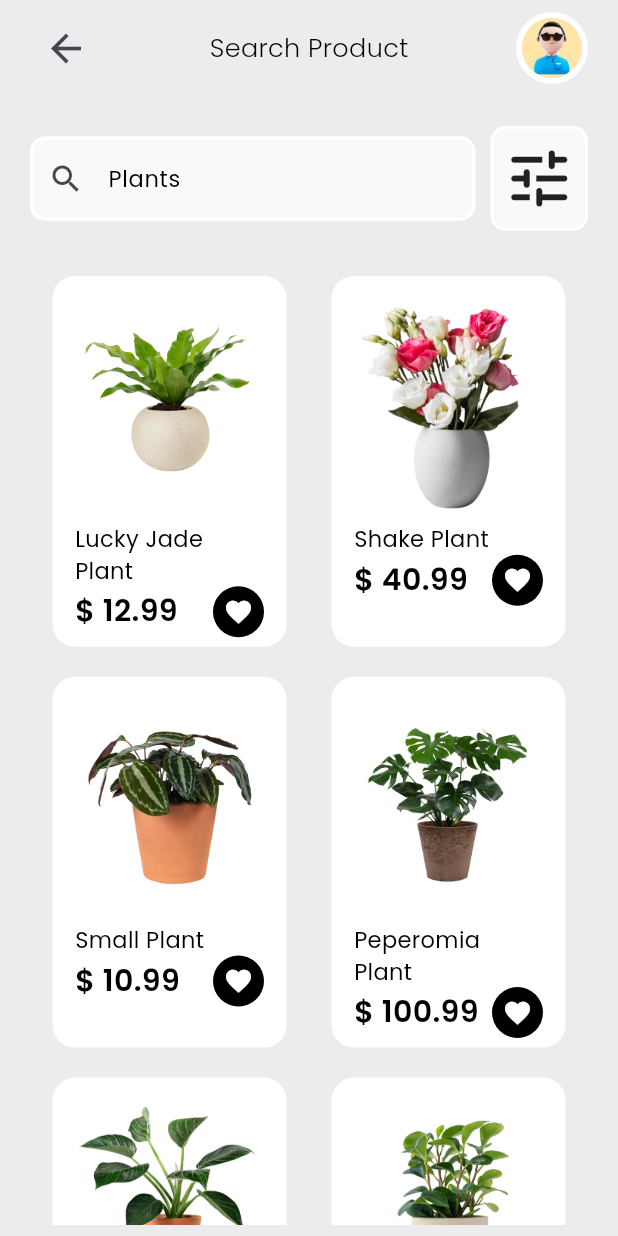
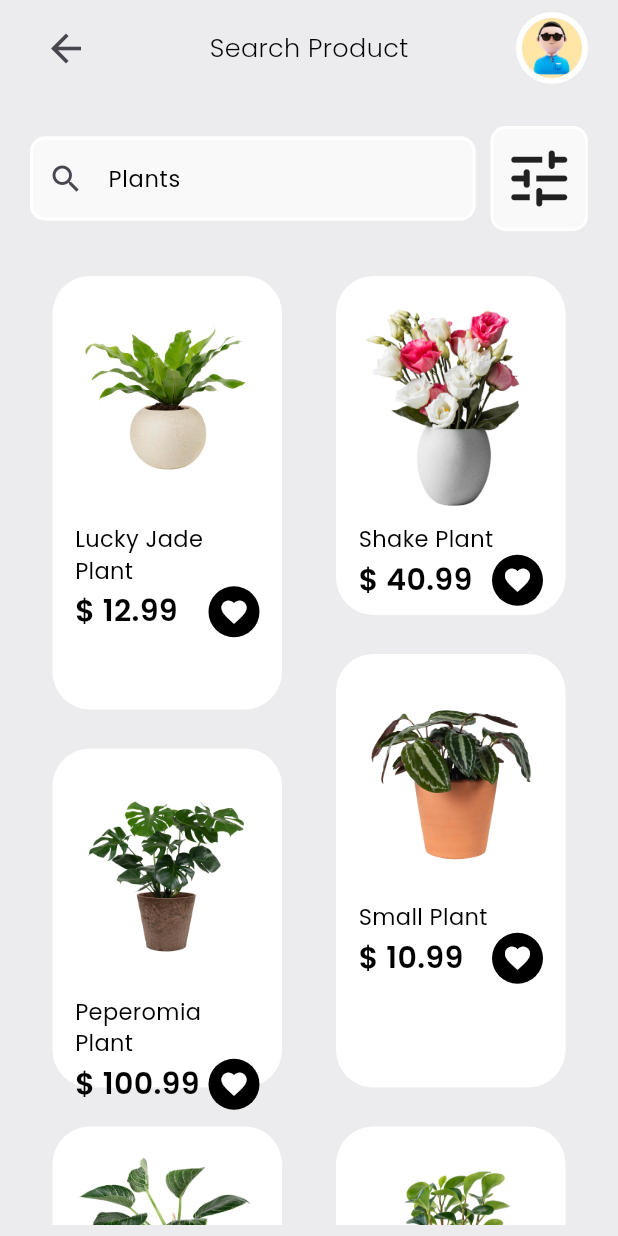
Before and after one commit to shalomahoble/ui_challenge, a Flutter app: the Home screen opened directly, on a phone screen of 412 x 824 dp. Run offline on Flutter 3.47's test engine with Material 2 defaults, Android fonts, the phone set to English and light mode, and no system bars; our stand-ins replace google_fonts, smooth_page_indicator.

Commit message:
gridview review

```diff
--- a/lib/components/product_ard.dart
+++ b/lib/components/product_ard.dart
@@ -34,7 +34,7 @@ class ProductCard extends StatelessWidget {
         height: SizeConfig.blockHorizontal! * 60,
         decoration: BoxDecoration(
           color: Colors.white,
-          borderRadius: BorderRadius.circular(15),
+          borderRadius: BorderRadius.circular(25),
         ),
         child: Column(
           crossAxisAlignment: CrossAxisAlignment.start,
--- a/lib/main.dart
+++ b/lib/main.dart
@@ -1,4 +1,5 @@
 import 'package:flutter/material.dart';
+import 'package:ui_challenge/views/exemple.dart';
 import 'package:ui_challenge/views/splash_screen.dart';
 
 void main() {
@@ -18,6 +19,7 @@ class MyApp extends StatelessWidget {
         colorScheme: ColorScheme.fromSeed(seedColor: Colors.deepPurple),
         useMaterial3: true,
       ),
+      // home: const Exemple(),
       home: const SplashScreen(),
     );
   }
--- a/lib/views/home.dart
+++ b/lib/views/home.dart
@@ -26,19 +26,41 @@ class _HomeState extends State<Home> {
             const SearchBare(),
             SizedBox(
               height: SizeConfig.blockVertical! * 78,
-              child: MasonryGridView.builder(
-                physics: const ScrollPhysics(),
-                gridDelegate:
-                    const SliverSimpleGridDelegateWithFixedCrossAxisCount(
-                  crossAxisCount: 2,
-                ),
-                itemCount: products.length,
-                itemBuilder: (context, index) {
+              child: StaggeredGridView.countBuilder(
+                crossAxisCount: 6,
+                itemCount: 8,
+                itemBuilder: (BuildContext context, int index) {
                   return ProductCard(
                     product: products[index],
                   );
                 },
+                staggeredTileBuilder: (int index) =>
+                    StaggeredTile.count(3, index.isEven ? 5 : 4),
+                mainAxisSpacing: 6.0,
+                crossAxisSpacing: 6.0,
               ),
+
+              // child: MasonryGridView.builder(
+              //   gridDelegate:
+              //       StaggeredGrid.count(crossAxisCount: crossAxisCount),
+              //   itemBuilder: (context, index) {
+              //     return Text("data");
+              //   },
+              // ),
+              // child: MasonryGridView.builder(
+              //   physics: const ScrollPhysics(),
+
+              //   gridDelegate:
+              //       const SliverSimpleGridDelegateWithFixedCrossAxisCount(
+              //     crossAxisCount: 2,
+              //   ),
+              //   itemCount: products.length,
+              //   itemBuilder: (context, index) {
+              //     return ProductCard(
+              //       product: products[index],
+              //     );
+              //   },
+              // ),
             ),
           ],
         ),
--- a/pubspec.yaml
+++ b/pubspec.yaml
@@ -37,7 +37,7 @@ dependencies:
   cupertino_icons: ^1.0.2
   google_fonts: ^6.1.0
   smooth_page_indicator: ^1.1.0
-  flutter_staggered_grid_view: ^0.7.0
+  flutter_staggered_grid_view: ^0.4.0
 
 dev_dependencies:
   flutter_test:
```
Also changed, not shown: lib/views/exemple.dart (added, +31 -0 lines), pubspec.lock.
